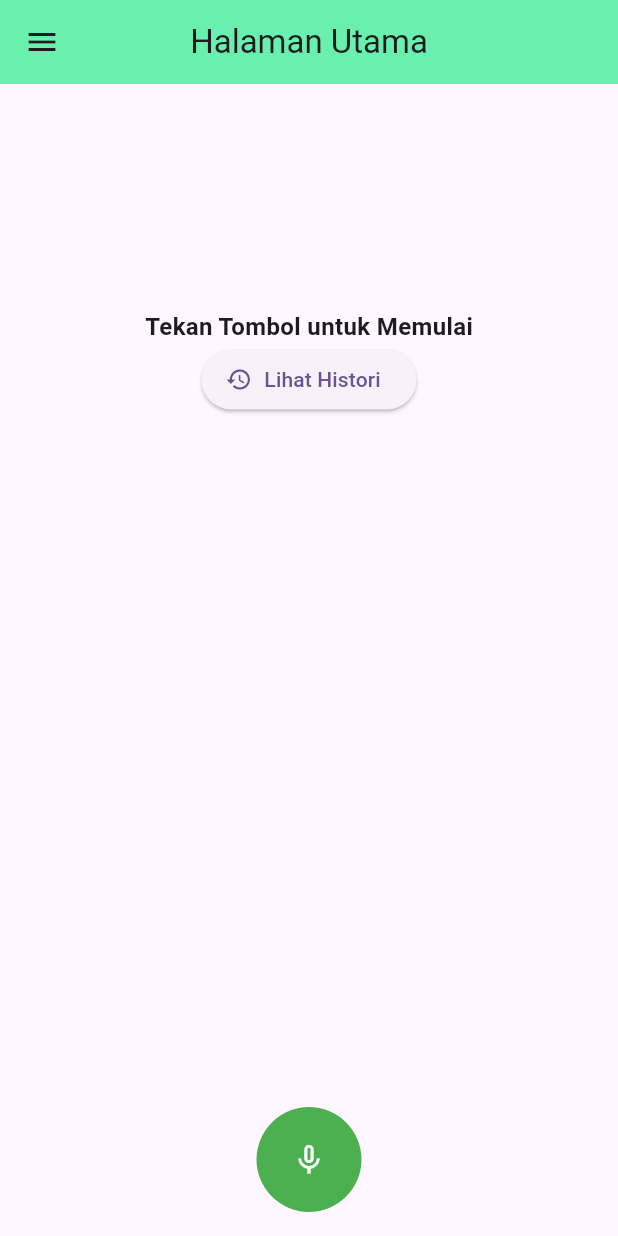
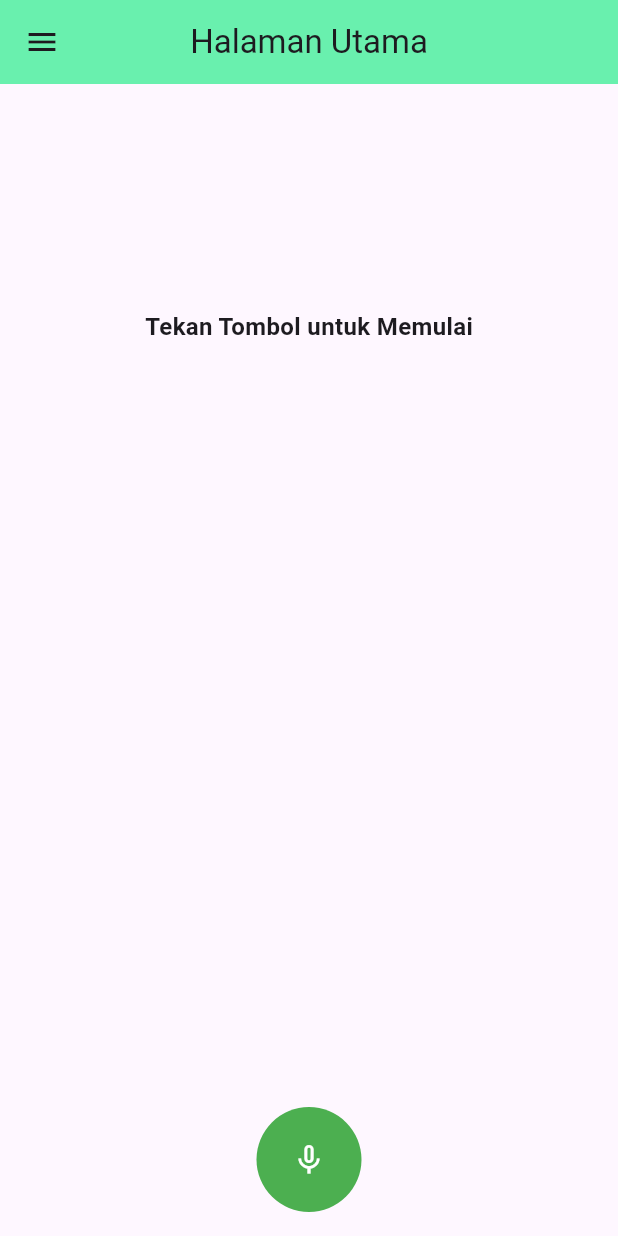
Before and after one commit to bagussatt/STT-apk, a Flutter app: the screen it shows after launch, on a phone screen of 412 x 824 dp. Run offline on Flutter 3.47's test engine with Material 3 defaults, Android fonts, the phone set to English and light mode, and no system bars; drawn by our look-alikes of avatar_glow; our stand-ins replace speech_to_text.

Commit message:
menghapus button history dalam body

```diff
--- a/lib/Screens/homescreen.dart
+++ b/lib/Screens/homescreen.dart
@@ -65,16 +65,6 @@ class _HomeScreenState extends State<HomeScreen> {
               kata,
               style: TextStyle(fontSize: 16, fontWeight: FontWeight.w600),
             ),
-            ElevatedButton.icon(
-              onPressed: () => Navigator.push(
-                context,
-                MaterialPageRoute(
-                  builder: (context) => HistoryPage(history: history),
-                ),
-              ),
-              icon: Icon(Icons.history),
-              label: Text("Lihat Histori"),
-            ),
           ],
         ),
       ),
```
